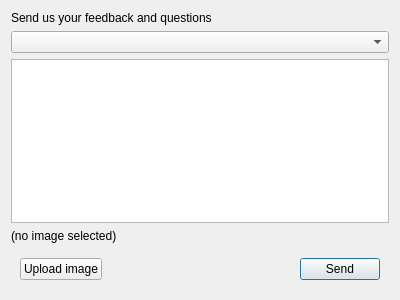
Qt form src/ui/linux/TogglDesktop/feedbackdialog.ui (toggl-open-source/toggldesktop) before a commit.
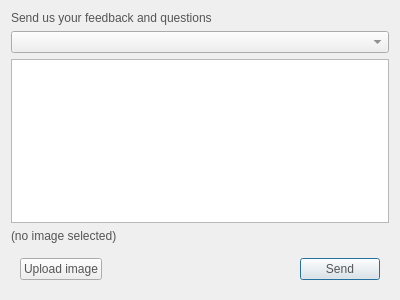
The same form after that commit.

Commit message: Fixed color issues with darker themes (linux), closes #1961

```diff
--- a/src/ui/linux/TogglDesktop/feedbackdialog.ui
+++ b/src/ui/linux/TogglDesktop/feedbackdialog.ui
@@ -13,6 +13,9 @@
   <property name="windowTitle">
    <string>Send Feedback</string>
   </property>
+  <property name="styleSheet">
+   <string notr="true">color:rgb(85, 85, 85);</string>
+  </property>
   <layout class="QVBoxLayout" name="verticalLayout">
    <item>
     <widget class="QLabel" name="label">
```
The commit also changes 8 other files.
